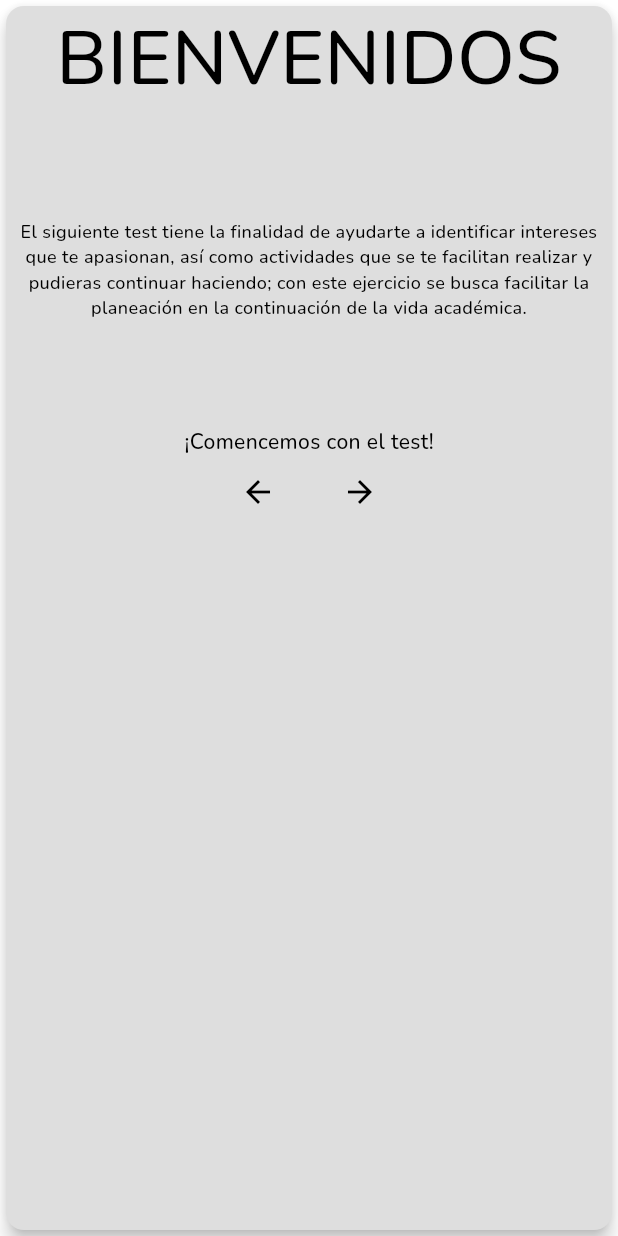
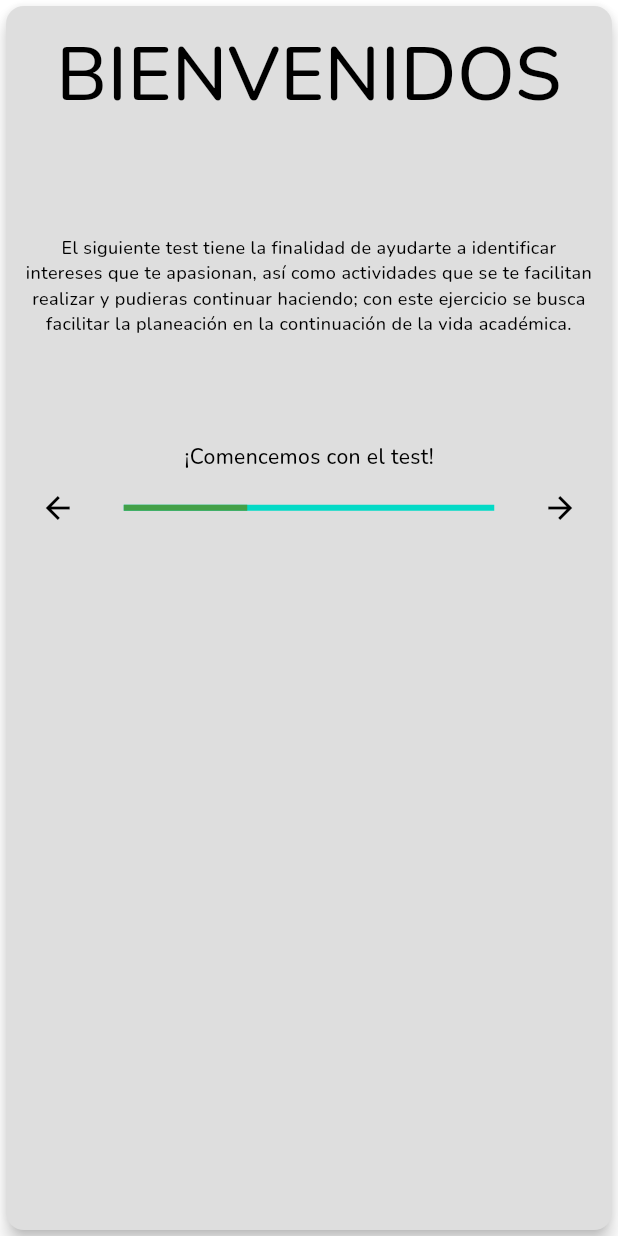
Before and after one commit to Brendll/Test_Vocacional, a Flutter app: the FormTestLayout widget shown alone on an empty page, opened directly, on a phone screen of 412 x 824 dp. Run offline on Flutter 3.47's test engine with Material 3 defaults, Android fonts, the light colour scheme and no system bars; drawn by our look-alikes of auto_size_text; our stand-ins replace card_swiper, cloud_firestore, firebase_auth, firebase_core, firebase_storage, flutter_login and 2 more; accounts and stored records are empty; statements that could not run were skipped.

Commit message:
Solución de errores en el login, rutas y login controller. Implementación del test con navegadores, usando el PageView2

```diff
--- a/lib/src/views/form_test/form_test_view.dart
+++ b/lib/src/views/form_test/form_test_view.dart
@@ -18,6 +18,8 @@ class FormTestView extends StatelessWidget {
   @override
   @override
   Widget build(BuildContext context) {
+    ResponsiveDesign rd = ResponsiveDesign();
+    rd.initScreen(context);
     return Scaffold(
       drawer: context.watch<ViewMenu>().widgetDrawer,
       appBar: AppBar(
@@ -34,7 +36,7 @@ class FormTestView extends StatelessWidget {
         child: Center(
           child: SizedBox(
             height: 400,
-            width: 300,
+            width: 600,
             child: FormTestLayout(),
           ),
         ),
--- a/lib/src/views/form_test/layouts/form_test_layout.dart
+++ b/lib/src/views/form_test/layouts/form_test_layout.dart
@@ -1,4 +1,5 @@
 import 'package:flutter/material.dart';
+import 'package:flutter/widgets.dart';
 import 'package:flutter_test_vocacional_1/src/util/responsive/responsive_design.dart';
 import 'package:flutter_test_vocacional_1/src/views/form_test/components/welcome_form_test.dart';
 import 'package:flutter_test_vocacional_1/src/views/util/color/colores.dart';
@@ -31,6 +32,8 @@ class _FormTestLayoutState extends State<FormTestLayout> {
       child: Card(
         elevation: 5,
         color: const Color.fromARGB(255, 222, 222, 222),
+        child: Padding(
+          padding: const EdgeInsets.all(10.5),
           child: Column(
             children: [
               /// Paginas
@@ -49,8 +52,10 @@ class _FormTestLayoutState extends State<FormTestLayout> {
               ),
 
               // Botón para cambiar de pagina
-            Row(
-              mainAxisAlignment: MainAxisAlignment.center,
+              SizedBox(
+                width: double.infinity,
+                child: Row(
+                  mainAxisAlignment: MainAxisAlignment.spaceAround,
                   children: [
                     IconButton(
                       icon: const Icon(Icons.arrow_back),
@@ -62,6 +67,18 @@ class _FormTestLayoutState extends State<FormTestLayout> {
                           );
                         }
                       },
+                    ),
+                    const SizedBox(width: 20),
+                    Expanded(
+                      child: LinearProgressIndicator(
+                        value: (_currentPage + 1) / pages.length,
+                        semanticsValue: (_currentPage + 1).toString(),
+                        valueColor: AlwaysStoppedAnimation<Color>(
+                          _currentPage == 0
+                              ? Colors.green.shade600
+                              : Colors.green.shade800,
+                        ),
+                      ),
                     ),
                     const SizedBox(width: 20),
                     IconButton(
@@ -77,7 +94,9 @@ class _FormTestLayoutState extends State<FormTestLayout> {
                     ),
                   ],
                 ),
+              ),
             ],
+          ),
         ),
       ),
     );
```
Also changed, not shown: 1 other file. Lines whose indentation alone changed are shown as unchanged.
